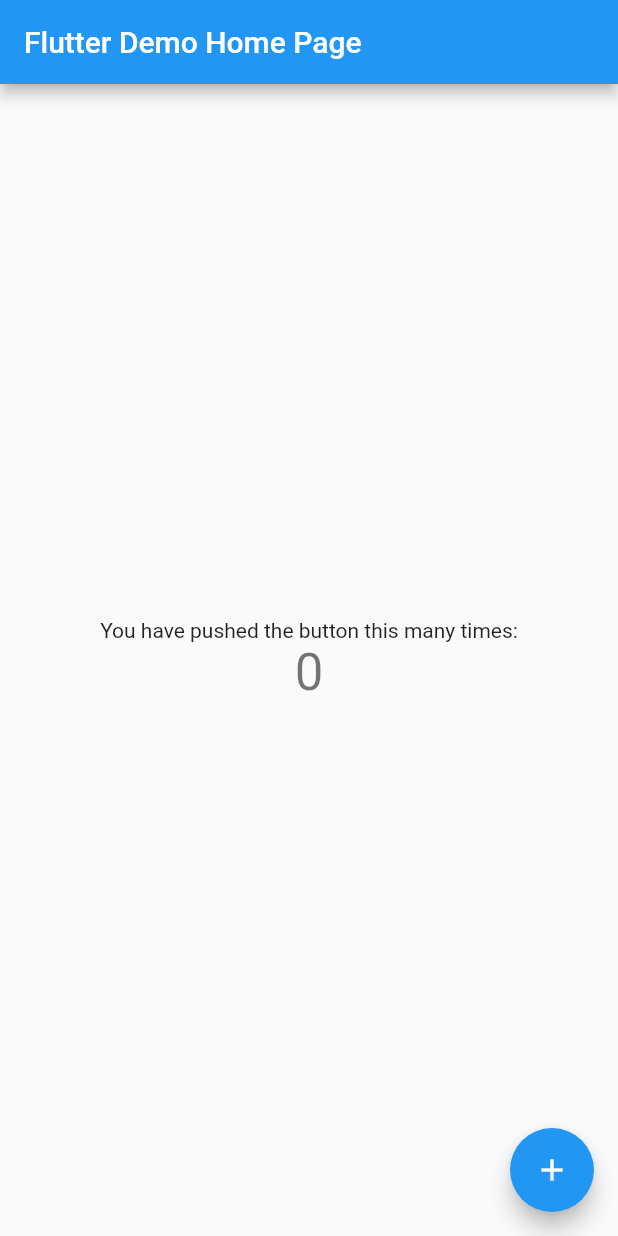
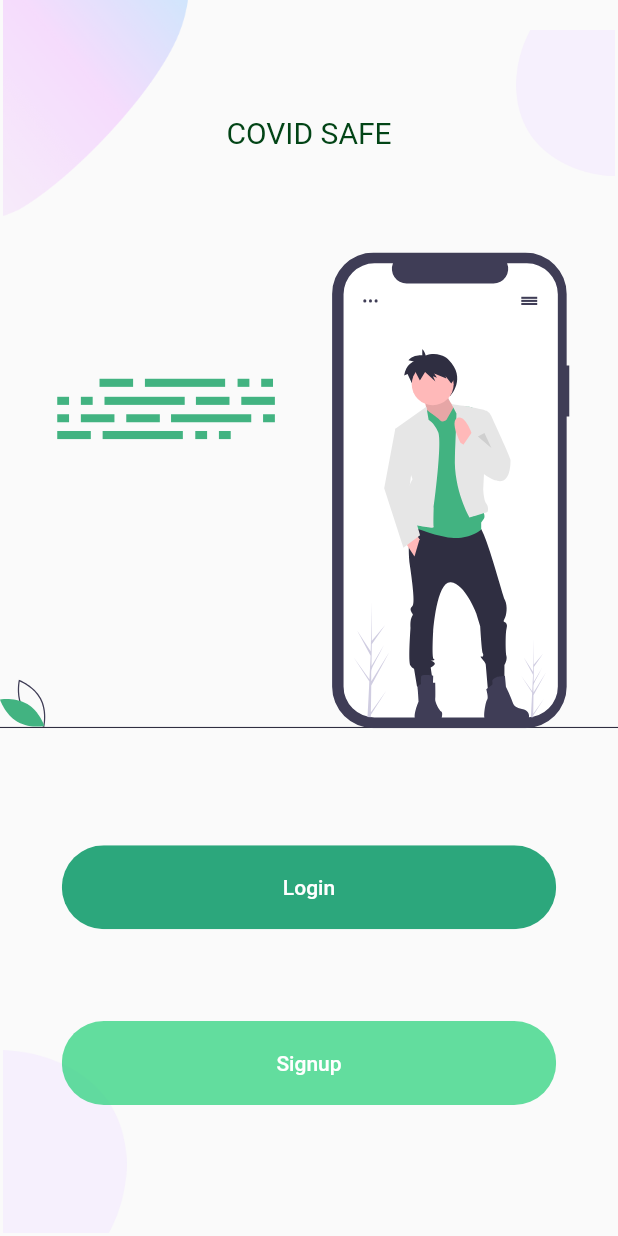
Before and after one commit to Ajiharan/covid_19_flutter, a Flutter app: the screen it shows after launch, on a phone screen of 412 x 824 dp. Run offline on Flutter 3.47's test engine with Material 2 defaults, Android fonts, the phone set to English and light mode, and no system bars; our stand-ins replace firebase_core, flutter_easyloading, flutter_svg, hexcolor; accounts and stored records are empty.

Commit message:
home screen added

```diff
--- /dev/null
+++ b/lib/Home/BackGround.dart
@@ -0,0 +1,47 @@
+import 'package:flutter/material.dart';
+
+class BackGround extends StatelessWidget {
+  final Widget child;
+  const BackGround({Key? key, required this.child}) : super(key: key);
+
+  @override
+  Widget build(BuildContext context) {
+    Size size = MediaQuery.of(context).size;
+    return Container(
+        height: size.height,
+        width: double.infinity,
+        child: Stack(
+          alignment: Alignment.center,
+          children: [
+            Positioned(
+              top: 0,
+              left: 2,
+              child: Image.asset(
+                "images/main_top.png",
+                width: size.width * 0.3,
+              ),
+            ),
+            Positioned(
+              bottom: 2,
+              left: 2,
+              child: Image.asset(
+                "images/main_bottom.png",
+                width: size.width * 0.2,
+              ),
+            ),
+            Positioned(
+              top: 20,
+              right: 2,
+              child: RotatedBox(
+                quarterTurns: 6,
+                child: Image.asset(
+                  "images/main_bottom.png",
+                  width: size.width * 0.16,
+                ),
+              ),
+            ),
+            child
+          ],
+        ));
+  }
+}
--- /dev/null
+++ b/lib/Home/BodyContainer.dart
@@ -0,0 +1,53 @@
+import 'package:covid_project/Home/BackGround.dart';
+import 'package:covid_project/colorConstraint.dart';
+import 'package:covid_project/common/rounded_buttons.dart';
+import 'package:flutter/material.dart';
+import 'package:flutter/widgets.dart';
+import 'package:flutter_svg/flutter_svg.dart';
+import 'package:hexcolor/hexcolor.dart';
+
+class BodyContainer extends StatelessWidget {
+  const BodyContainer({Key? key}) : super(key: key);
+
+  @override
+  Widget build(BuildContext context) {
+    Size size = MediaQuery.of(context).size;
+    return BackGround(
+      key: null,
+      child: SingleChildScrollView(
+        child: Column(
+          mainAxisAlignment: MainAxisAlignment.center,
+          children: [
+            Text(
+              "COVID SAFE",
+              style: TextStyle(
+                  color: Color.fromRGBO(2, 68, 22, 1.0), fontSize: 20),
+            ),
+            SizedBox(
+              height: size.height * 0.05,
+            ),
+            SvgPicture.asset(
+              "images/s10.svg",
+              height: size.height * 0.45,
+            ),
+            SizedBox(
+              height: size.height * 0.05,
+            ),
+            RoundedButton(
+              press: () {},
+              text: 'Login',
+            ),
+            SizedBox(
+              height: size.height * 0.05,
+            ),
+            RoundedButton(
+              press: () {},
+              text: 'Signup',
+              color: PrimaryLightColor,
+            )
+          ],
+        ),
+      ),
+    );
+  }
+}
--- /dev/null
+++ b/lib/Home/HomeScreen.dart
@@ -0,0 +1,13 @@
+import 'package:covid_project/Home/BodyContainer.dart';
+import 'package:flutter/material.dart';
+
+class HomeScreen extends StatelessWidget {
+  const HomeScreen({Key? key}) : super(key: key);
+
+  @override
+  Widget build(BuildContext context) {
+    return Scaffold(
+      body: BodyContainer(),
+    );
+  }
+}
--- /dev/null
+++ b/lib/SignUp/BodyContainer.dart
@@ -0,0 +1,15 @@
+import 'package:flutter/material.dart';
+
+class BodyContainer extends StatefulWidget {
+  const BodyContainer({Key? key}) : super(key: key);
+
+  @override
+  _BodyContainerState createState() => _BodyContainerState();
+}
+
+class _BodyContainerState extends State<BodyContainer> {
+  @override
+  Widget build(BuildContext context) {
+    return Container();
+  }
+}
--- /dev/null
+++ b/lib/SignUp/SignUpScreen.dart
@@ -0,0 +1,16 @@
+import 'package:covid_project/SignUp/BodyContainer.dart';
+import 'package:flutter/material.dart';
+
+class SignUpScreen extends StatelessWidget {
+  const SignUpScreen({Key? key}) : super(key: key);
+
+  @override
+  Widget build(BuildContext context) {
+    return Scaffold(
+      body: GestureDetector(
+        child: BodyContainer(),
+        onTap: () => FocusScope.of(context).unfocus(),
+      ),
+    );
+  }
+}
--- a/lib/colorConstraint.dart
+++ b/lib/colorConstraint.dart
@@ -1,4 +1,4 @@
 import 'package:flutter/material.dart';
 
-const PrimaryColor = Color.fromRGBO(255, 118, 118, 1);
-const PrimaryLightColor = Color.fromRGBO(255, 166, 166, 0.7);
+const PrimaryColor = Color.fromRGBO(44, 167, 124, 1.0);
+const PrimaryLightColor = Color.fromRGBO(34, 208, 119, 0.7019607843137254);
--- /dev/null
+++ b/lib/common/rounded_buttons.dart
@@ -0,0 +1,41 @@
+import 'package:flutter/material.dart';
+
+import '../colorConstraint.dart';
+
+class RoundedButton extends StatelessWidget {
+  final String text;
+  final Function press;
+  final Color color, textColor;
+  const RoundedButton({
+    Key? key,
+    required this.text,
+    required this.press,
+    this.color = PrimaryColor,
+    this.textColor = Colors.white,
+  }) : super(key: key);
+
+  @override
+  Widget build(BuildContext context) {
+    Size size = MediaQuery.of(context).size;
+    return Container(
+      margin: EdgeInsets.symmetric(vertical: 10),
+      width: size.width * 0.8,
+      child: ClipRRect(
+        borderRadius: BorderRadius.circular(29),
+        child: TextButton(
+          style: ButtonStyle(
+              padding: MaterialStateProperty.all(
+                  EdgeInsets.symmetric(vertical: 20, horizontal: 40)),
+              backgroundColor: MaterialStateProperty.all(color)),
+          onPressed: () {
+            press();
+          },
+          child: Text(
+            text,
+            style: TextStyle(color: textColor),
+          ),
+        ),
+      ),
+    );
+  }
+}
--- a/lib/main.dart
+++ b/lib/main.dart
@@ -1,113 +1,21 @@
+import 'package:covid_project/Home/HomeScreen.dart';
 import 'package:flutter/material.dart';
+import 'package:flutter_easyloading/flutter_easyloading.dart';
+import 'package:firebase_core/firebase_core.dart';
 
-void main() {
+void main() async {
   runApp(MyApp());
 }
 
 class MyApp extends StatelessWidget {
-  // This widget is the root of your application.
+  const MyApp({Key? key}) : super(key: key);
+
   @override
   Widget build(BuildContext context) {
     return MaterialApp(
-      title: 'Flutter Demo',
-      theme: ThemeData(
-        // This is the theme of your application.
-        //
-        // Try running your application with "flutter run". You'll see the
-        // application has a blue toolbar. Then, without quitting the app, try
-        // changing the primarySwatch below to Colors.green and then invoke
-        // "hot reload" (press "r" in the console where you ran "flutter run",
-        // or simply save your changes to "hot reload" in a Flutter IDE).
-        // Notice that the counter didn't reset back to zero; the application
-        // is not restarted.
-        primarySwatch: Colors.blue,
-      ),
-      home: MyHomePage(title: 'Flutter Demo Home Page'),
+      title: 'covid19-Project',
+      home: HomeScreen(),
+      builder: EasyLoading.init(),
     );
   }
 }
-
-class MyHomePage extends StatefulWidget {
-  MyHomePage({Key? key, required this.title}) : super(key: key);
-
-  // This widget is the home page of your application. It is stateful, meaning
-  // that it has a State object (defined below) that contains fields that affect
-  // how it looks.
-
-  // This class is the configuration for the state. It holds the values (in this
-  // case the title) provided by the parent (in this case the App widget) and
-  // used by the build method of the State. Fields in a Widget subclass are
-  // always marked "final".
-
-  final String title;
-
-  @override
-  _MyHomePageState createState() => _MyHomePageState();
-}
-
-class _MyHomePageState extends State<MyHomePage> {
-  int _counter = 0;
-
-  void _incrementCounter() {
-    setState(() {
-      // This call to setState tells the Flutter framework that something has
-      // changed in this State, which causes it to rerun the build method below
-      // so that the display can reflect the updated values. If we changed
-      // _counter without calling setState(), then the build method would not be
-      // called again, and so nothing would appear to happen.
-      _counter++;
-    });
-  }
-
-  @override
-  Widget build(BuildContext context) {
-    // This method is rerun every time setState is called, for instance as done
-    // by the _incrementCounter method above.
-    //
-    // The Flutter framework has been optimized to make rerunning build methods
-    // fast, so that you can just rebuild anything that needs updating rather
-    // than having to individually change instances of widgets.
-    return Scaffold(
-      appBar: AppBar(
-        // Here we take the value from the MyHomePage object that was created by
-        // the App.build method, and use it to set our appbar title.
-        title: Text(widget.title),
-      ),
-      body: Center(
-        // Center is a layout widget. It takes a single child and positions it
-        // in the middle of the parent.
-        child: Column(
-          // Column is also a layout widget. It takes a list of children and
-          // arranges them vertically. By default, it sizes itself to fit its
-          // children horizontally, and tries to be as tall as its parent.
-          //
-          // Invoke "debug painting" (press "p" in the console, choose the
-          // "Toggle Debug Paint" action from the Flutter Inspector in Android
-          // Studio, or the "Toggle Debug Paint" command in Visual Studio Code)
-          // to see the wireframe for each widget.
-          //
-          // Column has various properties to control how it sizes itself and
-          // how it positions its children. Here we use mainAxisAlignment to
-          // center the children vertically; the main axis here is the vertical
-          // axis because Columns are vertical (the cross axis would be
-          // horizontal).
-          mainAxisAlignment: MainAxisAlignment.center,
-          children: <Widget>[
-            Text(
-              'You have pushed the button this many times:',
-            ),
-            Text(
-              '$_counter',
-              style: Theme.of(context).textTheme.headline4,
-            ),
-          ],
-        ),
-      ),
-      floatingActionButton: FloatingActionButton(
-        onPressed: _incrementCounter,
-        tooltip: 'Increment',
-        child: Icon(Icons.add),
-      ), // This trailing comma makes auto-formatting nicer for build methods.
-    );
-  }
-}
--- a/pubspec.yaml
+++ b/pubspec.yaml
@@ -54,8 +54,8 @@ flutter:
   uses-material-design: true
 
   # To add assets to your application, add an assets section, like this:
-  # assets:
-  #   - images/a_dot_burr.jpeg
+  assets:
+    - images/
   #   - images/a_dot_ham.jpeg
 
   # An image asset can refer to one or more resolution-specific "variants", see
```
Also changed, not shown: images/login_bottom.png (added), images/main_bottom.png (added), images/main_top.png (added), images/s10.svg (added), images/s9.svg (added), lib/SignUp/Background.dart (added).
